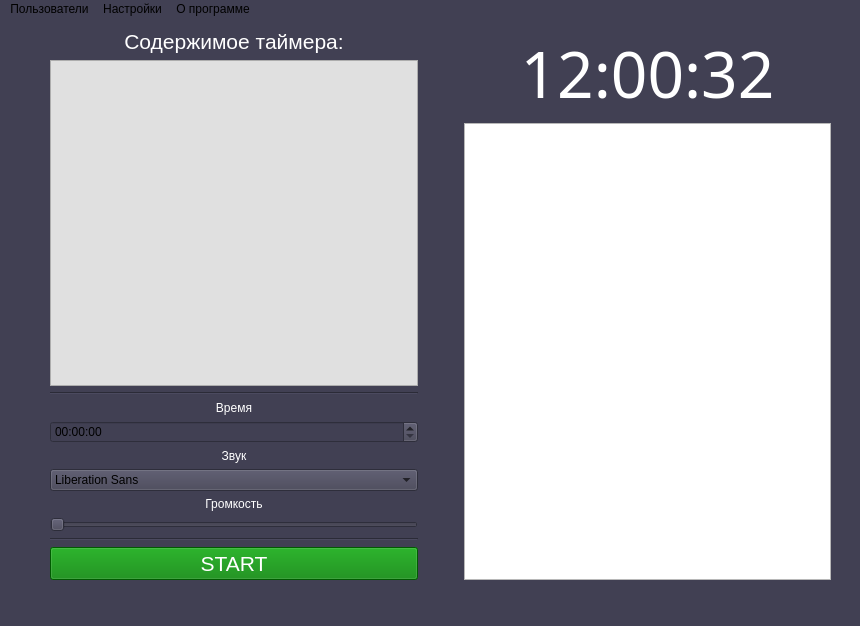
Above: grafic/design.ui from gwindblaids/timetracker before the change. Below: the same form after it.
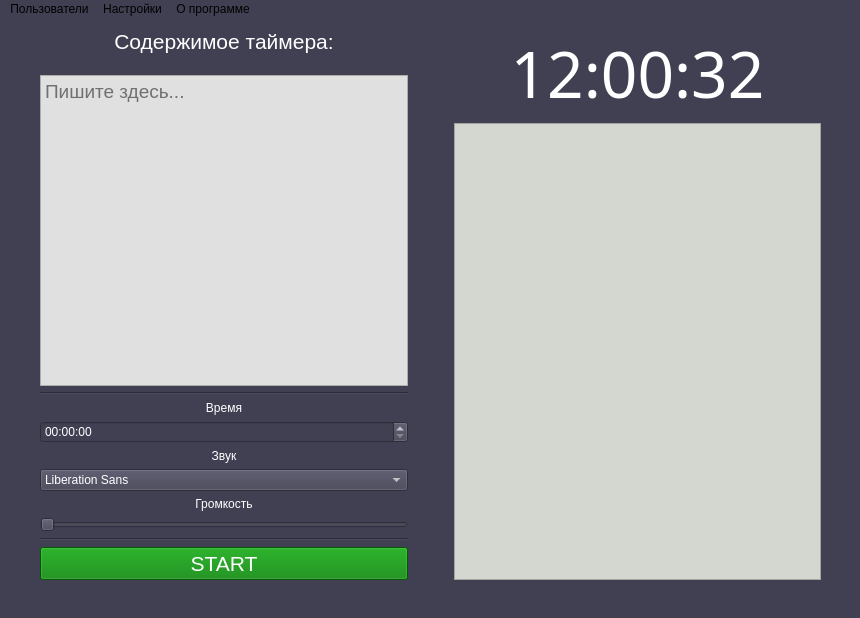
That is the form after the change. Icons and pictures are not drawn.

Commit message: upd design

Diff of the .ui file:
```diff
--- a/grafic/design.ui
+++ b/grafic/design.ui
@@ -7,19 +7,19 @@
     <x>0</x>
     <y>0</y>
     <width>860</width>
-    <height>626</height>
+    <height>618</height>
    </rect>
   </property>
   <property name="minimumSize">
    <size>
     <width>860</width>
-    <height>626</height>
+    <height>618</height>
    </size>
   </property>
   <property name="maximumSize">
    <size>
     <width>860</width>
-    <height>626</height>
+    <height>618</height>
    </size>
   </property>
   <property name="windowTitle">
@@ -48,7 +48,7 @@
    <widget class="QWidget" name="horizontalLayoutWidget_2">
     <property name="geometry">
      <rect>
-      <x>50</x>
+      <x>40</x>
       <y>10</y>
       <width>781</width>
       <height>551</height>
@@ -80,6 +80,22 @@
            </property>
           </widget>
          </item>
+         <item>
+          <spacer name="verticalSpacer">
+           <property name="orientation">
+            <enum>Qt::Vertical</enum>
+           </property>
+           <property name="sizeType">
+            <enum>QSizePolicy::Fixed</enum>
+           </property>
+           <property name="sizeHint" stdset="0">
+            <size>
+             <width>20</width>
+             <height>15</height>
+            </size>
+           </property>
+          </spacer>
+         </item>
          <item>
           <widget class="QTextEdit" name="timerText">
            <property name="font">
@@ -99,6 +115,9 @@
            <property name="styleSheet">
             <string notr="true">background-color: #E0E0E0; color: black; </string>
            </property>
+           <property name="placeholderText">
+            <string>Пишите здесь...</string>
+           </property>
           </widget>
          </item>
          <item>
@@ -126,6 +145,9 @@
            <property name="cursor">
             <cursorShape>IBeamCursor</cursorShape>
            </property>
+           <property name="styleSheet">
+            <string notr="true">color:white;</string>
+           </property>
           </widget>
          </item>
          <item>
@@ -149,6 +171,9 @@
            <property name="cursor">
             <cursorShape>PointingHandCursor</cursorShape>
            </property>
+           <property name="styleSheet">
+            <string notr="true">color:white;</string>
+           </property>
            <property name="editable">
             <bool>false</bool>
            </property>
@@ -284,7 +309,7 @@
           </font>
          </property>
          <property name="styleSheet">
-          <string notr="true">background-color:light; color: white;</string>
+          <string notr="true">background-color:rgb(211, 215, 207); color: black;</string>
          </property>
          <property name="sortingEnabled">
           <bool>true</bool>
```
Left out of the diff: 46 changed lines with no effect on the pictures. The commit also changes 10 other files.
